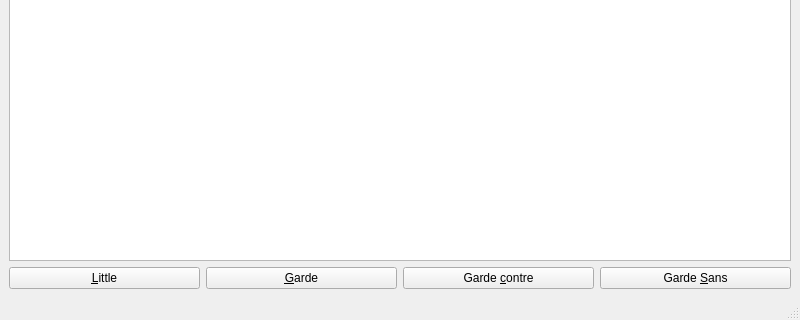
The window that ui/ia_taker.ui (mathgl67/tarot) describes before a commit, drawn with Qt 5; both pictures show x 0 to 800 and y 280 to 600 of the 800 by 600 pixel window.
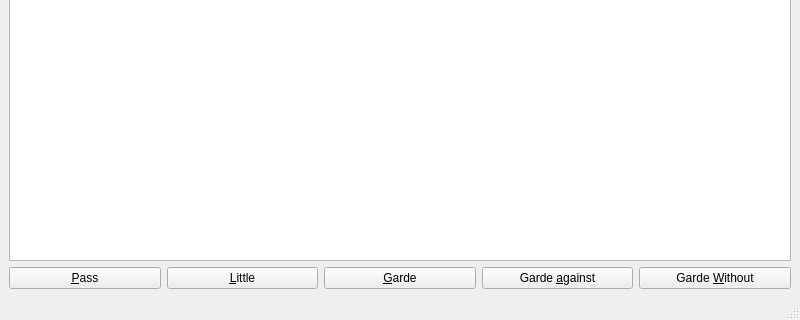
The same window after the commit.

Diff of the .ui file:
```diff
--- a/ui/ia_taker.ui
+++ b/ui/ia_taker.ui
@@ -20,6 +20,13 @@
     </item>
     <item>
      <layout class="QHBoxLayout" name="horizontalLayout">
+      <item>
+       <widget class="QPushButton" name="Pass">
+        <property name="text">
+         <string>&amp;Pass</string>
+        </property>
+       </widget>
+      </item>
       <item>
        <widget class="QPushButton" name="Little">
         <property name="text">
@@ -37,14 +44,14 @@
       <item>
        <widget class="QPushButton" name="pushButton">
         <property name="text">
-         <string>Garde &amp;contre</string>
+         <string>Garde &amp;against</string>
         </property>
        </widget>
       </item>
       <item>
        <widget class="QPushButton" name="pushButton_2">
         <property name="text">
-         <string>Garde &amp;Sans</string>
+         <string>Garde &amp;Without</string>
         </property>
        </widget>
       </item>
```
Left out of the diff: 4 changed lines with no effect on the pictures.
